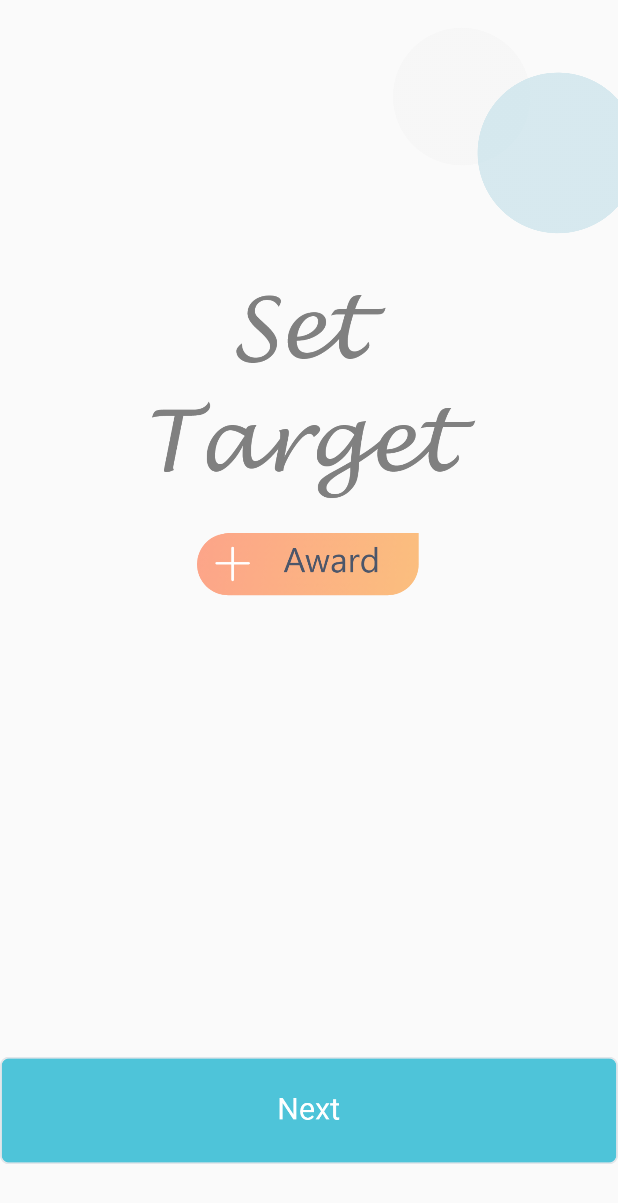
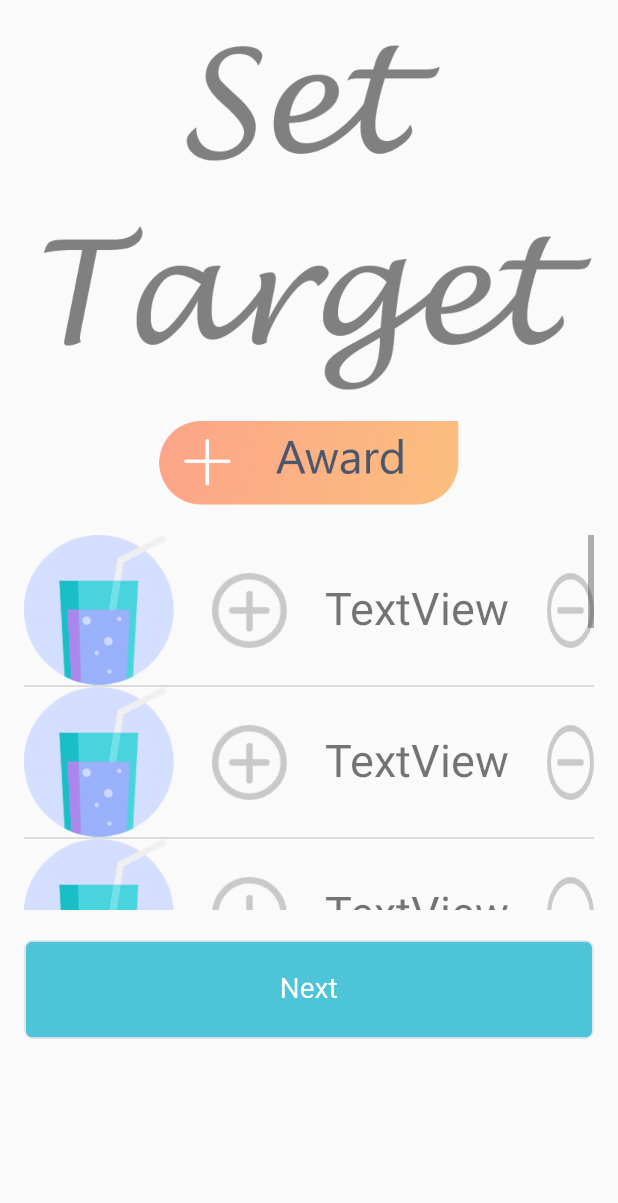
Before and after one commit to mekptang/KidFinance, an Android app: the screen it shows after launch (MainActivity), in the side drawer, after a tap on "SET TARGET", on a phone screen of 412 x 824 dp. Shown: the top 1203 px of the screen. Run offline under Robolectric (Android 15) with nearby library versions, the phone set to English and light mode, and no system bars.

Commit message:
target item list

```diff
--- a/app/src/main/java/com/example/kidfinance/SetTargetFragment.java
+++ b/app/src/main/java/com/example/kidfinance/SetTargetFragment.java
@@ -1,17 +1,95 @@
 package com.example.kidfinance;
 
+import android.content.Context;
 import android.os.Bundle;
 import android.support.annotation.Nullable;
 import android.support.v4.app.Fragment;
 import android.view.LayoutInflater;
 import android.view.View;
 import android.view.ViewGroup;
+import android.widget.ArrayAdapter;
+import android.widget.ImageButton;
+import android.widget.ImageView;
+import android.widget.ListView;
+import android.widget.TextView;
+import android.widget.Toast;
+
+import java.util.ArrayList;
+import java.util.List;
 
 public class SetTargetFragment extends Fragment {
 
-    @Nullable
+    private ArrayList<String> data = new ArrayList<String>();
+
     @Override
-    public View onCreateView(LayoutInflater inflater, @Nullable ViewGroup container, @Nullable Bundle saveInstanceState){
-        return inflater.inflate(R.layout.fragment_target, container, false);
+    public View onCreateView(LayoutInflater inflater, ViewGroup container, Bundle saveInstanceState){
+        View view = inflater.inflate(R.layout.fragment_target, container, false);
+        ListView lv = (ListView) view.findViewById(R.id.target_item_list);
+        generateListContent();
+        lv.setAdapter(new MyListAdapter(getContext(), R.layout.item_list_set_target, data));
+        return view;
+    }
+
+    private void generateListContent() {
+        for(int i = 0; i < 10; i++){
+            data.add("this is row number " + i);
+        }
+    }
+
+    private class MyListAdapter extends ArrayAdapter<String>{
+        private int layout;
+        private MyListAdapter(Context context, int resource, List<String> objects) {
+            super(context, resource, objects);
+            layout = resource;
+        }
+        @Override
+        public View getView(int position, View convertView, ViewGroup parent){
+            ViewHolder mainViewHolder = null;
+            if(convertView == null){
+                LayoutInflater inflater = LayoutInflater.from(getContext());
+                convertView = inflater.inflate(layout, parent, false);
+                ViewHolder viewHolder = new ViewHolder();
+                viewHolder.item_logo = (ImageView) convertView.findViewById(R.id.item_logo);
+                viewHolder.item_count = (TextView) convertView.findViewById(R.id.item_count);
+                viewHolder.plus_item = (ImageButton) convertView.findViewById(R.id.plus_item);
+                viewHolder.minus_item = (ImageButton) convertView.findViewById(R.id.minus_item);
+                viewHolder.item_cancel = (ImageButton) convertView.findViewById(R.id.item_cancel);
+
+                viewHolder.plus_item.setOnClickListener(new View.OnClickListener(){
+                    @Override
+                    public void onClick(View v){
+                        Toast.makeText(getContext(), "+", Toast.LENGTH_SHORT).show();
+                    }
+                });
+                viewHolder.minus_item.setOnClickListener(new View.OnClickListener(){
+                    @Override
+                    public void onClick(View v){
+                        Toast.makeText(getContext(), "-", Toast.LENGTH_SHORT).show();
+                    }
+                });
+                viewHolder.item_cancel.setOnClickListener(new View.OnClickListener(){
+                    @Override
+                    public void onClick(View v){
+                        Toast.makeText(getContext(), "x", Toast.LENGTH_SHORT).show();
+                    }
+                });
+
+                convertView.setTag(viewHolder);
+
+            }else{
+
+                mainViewHolder = (ViewHolder) convertView.getTag();
+
+            }
+
+            return convertView;
+        }
+    }
+    public class ViewHolder{
+        ImageView item_logo;
+        TextView item_count;
+        ImageButton plus_item;
+        ImageButton minus_item;
+        ImageButton item_cancel;
     }
 }
--- a/app/src/main/res/layout/fragment_target.xml
+++ b/app/src/main/res/layout/fragment_target.xml
@@ -1,88 +1,62 @@
 <?xml version="1.0" encoding="utf-8"?>
-<android.support.constraint.ConstraintLayout
-    xmlns:android="http://schemas.android.com/apk/res/android"
+<LinearLayout xmlns:android="http://schemas.android.com/apk/res/android"
     xmlns:app="http://schemas.android.com/apk/res-auto"
     xmlns:tools="http://schemas.android.com/tools"
     android:layout_width="match_parent"
-    android:layout_height="match_parent">
+    android:layout_height="match_parent"
+    android:orientation="vertical"
+    android:paddingLeft="16dp"
+    android:paddingRight="16dp">
+
 
     <ImageView
-        android:id="@+id/setTarget"
-        android:layout_width="266dp"
-        android:layout_height="148dp"
-        android:layout_marginStart="141dp"
-        android:layout_marginLeft="141dp"
-        android:layout_marginTop="112dp"
-        android:layout_marginEnd="142dp"
-        android:layout_marginRight="142dp"
-        android:layout_marginBottom="491dp"
-        android:src="@drawable/target_set_target_word"
-        app:layout_constraintBottom_toBottomOf="parent"
-        app:layout_constraintEnd_toEndOf="parent"
-        app:layout_constraintStart_toStartOf="parent"
-        app:layout_constraintTop_toTopOf="parent"
-        app:layout_constraintVertical_bias="1.0" />
+        android:id="@+id/title_set_target"
+        android:layout_width="wrap_content"
+        android:layout_height="wrap_content"
+        android:adjustViewBounds="true"
+        android:layout_marginTop="10dp"
+        android:background="@null"
+        android:scaleType="centerInside"
+        android:src="@drawable/target_set_target_word" />
 
-    <ImageView
-        android:id="@+id/circle"
-        android:layout_width="273dp"
-        android:layout_height="177dp"
-        android:layout_marginStart="136dp"
-        android:layout_marginLeft="136dp"
-        android:src="@drawable/target_dc"
-        app:layout_constraintStart_toStartOf="@+id/setTarget"
-        app:layout_constraintTop_toTopOf="parent" />
+    <RelativeLayout android:id="@+id/RelativeLayout01"
+        android:layout_width="fill_parent"
+        android:layout_height="wrap_content"
+        xmlns:android="http://schemas.android.com/apk/res/android">
+
+        <ImageButton
+            android:id="@+id/imageButton"
+            android:layout_width="200dp"
+            android:layout_height="wrap_content"
+            android:adjustViewBounds="true"
+            android:layout_marginTop="20dp"
+            android:layout_marginBottom="20dp"
+            android:layout_centerHorizontal="true"
+            android:background="@null"
+            android:scaleType="fitCenter"
+            android:src="@drawable/target_add_award" />
+    </RelativeLayout>
+
+    <RelativeLayout android:id="@+id/RelativeLayout02"
+        android:layout_width="fill_parent"
+        android:layout_height="wrap_content"
+        xmlns:android="http://schemas.android.com/apk/res/android">
+    <ListView
+        android:id="@+id/target_item_list"
+        android:layout_width="match_parent"
+        android:layout_height="250dp"
+        />
+    </RelativeLayout>
 
     <ImageButton
-        android:id="@+id/addAward"
-        android:layout_width="148dp"
-        android:layout_height="43dp"
-        android:layout_marginStart="8dp"
-        android:layout_marginLeft="8dp"
-        android:layout_marginTop="8dp"
-        android:layout_marginEnd="8dp"
-        android:layout_marginRight="8dp"
-        android:layout_marginBottom="8dp"
+        android:id="@+id/set_next"
+        android:layout_marginTop="20dp"
+        android:layout_width="match_parent"
+        android:layout_height="wrap_content"
+        android:adjustViewBounds="true"
         android:background="@null"
         android:scaleType="fitCenter"
-        android:src="@drawable/target_add_award"
-        app:layout_constraintBottom_toBottomOf="parent"
-        app:layout_constraintEnd_toEndOf="parent"
-        app:layout_constraintHorizontal_bias="0.497"
-        app:layout_constraintStart_toStartOf="parent"
-        app:layout_constraintTop_toBottomOf="@+id/setTarget"
-        app:layout_constraintVertical_bias="0.032" />
+        android:src="@drawable/target_next_button" />
 
-    <ScrollView
-        android:id="@+id/scrollView2"
-        android:layout_width="402dp"
-        android:layout_height="269dp"
-        android:layout_marginTop="10dp"
-        android:layout_marginBottom="144dp"
-        app:layout_constraintBottom_toBottomOf="parent"
-        app:layout_constraintEnd_toEndOf="parent"
-        app:layout_constraintStart_toStartOf="parent"
-        app:layout_constraintTop_toBottomOf="@+id/addAward">
 
-        <LinearLayout
-            android:layout_width="match_parent"
-            android:layout_height="wrap_content"
-            android:orientation="vertical" />
-
-    </ScrollView>
-
-    <ImageButton
-        android:id="@+id/next"
-        android:layout_width="wrap_content"
-        android:layout_height="83dp"
-        android:layout_marginTop="39dp"
-        android:layout_marginBottom="62dp"
-        android:background="@null"
-        android:scaleType="fitCenter"
-        android:src="@drawable/target_next_button"
-        app:layout_constraintBottom_toBottomOf="parent"
-        app:layout_constraintEnd_toEndOf="parent"
-        app:layout_constraintStart_toStartOf="parent"
-        app:layout_constraintTop_toBottomOf="@+id/scrollView2" />
-
-</android.support.constraint.ConstraintLayout>
+</LinearLayout>
--- /dev/null
+++ b/app/src/main/res/layout/item_list_set_target.xml
@@ -0,0 +1,60 @@
+<?xml version="1.0" encoding="utf-8"?>
+<RelativeLayout xmlns:android="http://schemas.android.com/apk/res/android"
+    xmlns:app="http://schemas.android.com/apk/res-auto"
+    xmlns:tools="http://schemas.android.com/tools"
+    android:layout_width="match_parent"
+    android:layout_height="match_parent"
+    android:orientation="vertical">
+
+
+    <ImageView
+        android:id="@+id/item_logo"
+        android:layout_width="100dp"
+        android:layout_height="100dp"
+        android:src="@drawable/target_blue_juice" />
+
+    <ImageButton
+        android:id="@+id/plus_item"
+        android:layout_width="50dp"
+        android:layout_height="50dp"
+        android:layout_marginTop="25dp"
+        android:layout_marginLeft="25dp"
+        android:scaleType="fitXY"
+        android:layout_toRightOf="@id/item_logo"
+        android:src="@drawable/target_plus"
+        android:background="@null"/>
+
+    <TextView
+        android:id="@+id/item_count"
+        android:layout_width="wrap_content"
+        android:layout_height="wrap_content"
+        android:layout_marginTop="28dp"
+        android:layout_marginLeft="25dp"
+        android:layout_toRightOf="@id/plus_item"
+        android:text="TextView"
+        android:textSize="30sp"
+        tools:text="0" />
+
+    <ImageButton
+        android:id="@+id/minus_item"
+        android:layout_width="50dp"
+        android:layout_height="50dp"
+        android:layout_marginTop="25dp"
+        android:layout_marginLeft="25dp"
+        android:scaleType="fitXY"
+        android:layout_toRightOf="@id/item_count"
+        android:src="@drawable/target_minus"
+        android:background="@null"/>
+
+    <ImageButton
+        android:id="@+id/item_cancel"
+        android:layout_width="50dp"
+        android:layout_height="50dp"
+        android:layout_marginTop="25dp"
+        android:layout_marginLeft="40dp"
+        android:scaleType="fitXY"
+        android:layout_toRightOf="@id/minus_item"
+        android:src="@drawable/target_cross"
+        android:background="@null"/>
+
+</RelativeLayout>
```
Also changed, not shown: 1 other file.
